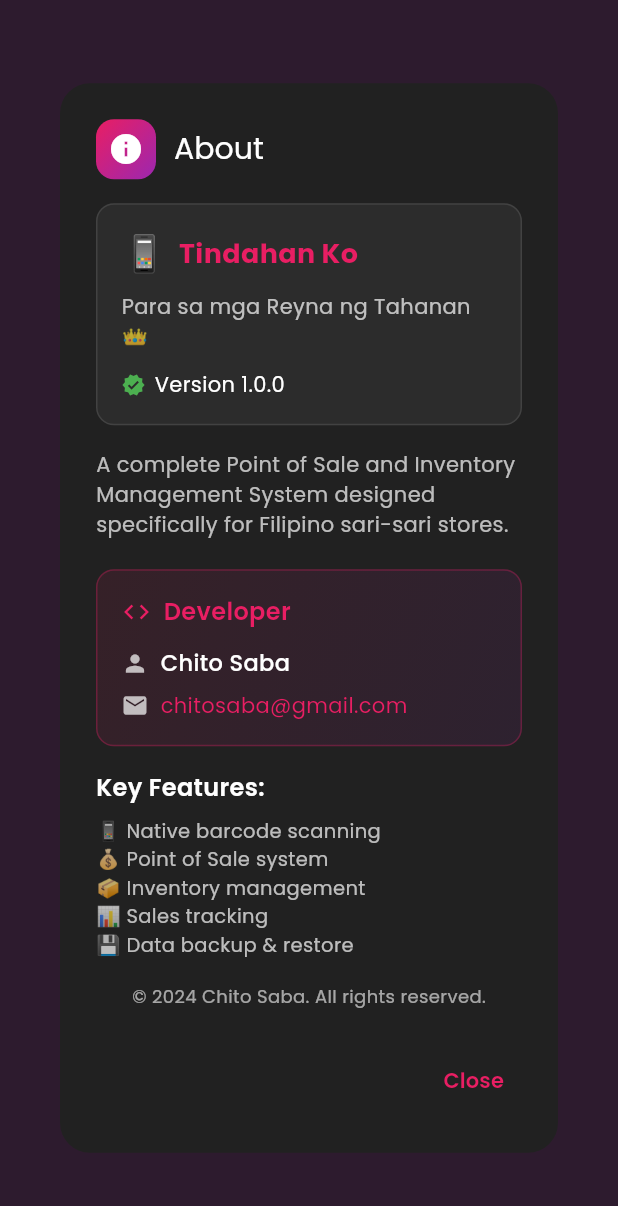
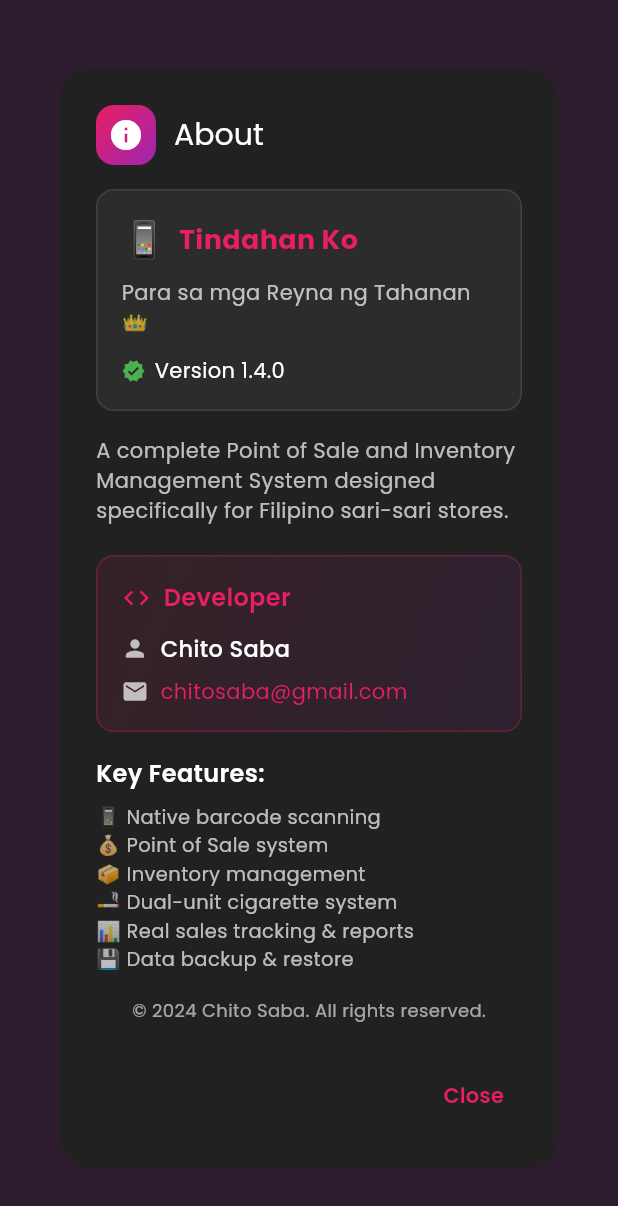
Before and after one commit to Chito2K3/tindahan-ko-flutter, a Flutter app: the _AboutDialog widget shown alone on an empty page, opened directly, on a phone screen of 412 x 824 dp. Shown: the top 1206 px of the screen. Run offline on Flutter 3.47's test engine with Material 3 defaults, Android fonts, the phone set to English and light mode, and no system bars; our stand-ins replace audioplayers, file_picker, fl_chart, google_fonts, permission_handler, shared_preferences and 1 more; missing offline and left inert: excel, mobile_scanner, universal_html; accounts and stored records are empty.

Commit message:
Update documentation to v1.4.0 and fix compilation errors

```diff
--- a/lib/providers/app_provider.dart
+++ b/lib/providers/app_provider.dart
@@ -19,8 +19,8 @@
   List<Sale> get sales => _sales;
 
   double get cartTotal =>
-    _cart.fold(0, (sum, item) => sum + item.product.getPriceForQuantity(item.quantity, isPackMode: item.isPackMode)) +
-    _cigaretteCart.fold(0, (sum, item) => sum + item.totalPrice);
+    _cart.fold(0.0, (sum, item) => sum + item.product.getPriceForQuantity(item.quantity, isPackMode: item.isPackMode)) +
+    _cigaretteCart.fold(0.0, (sum, item) => sum + item.totalPrice);
   int get totalProducts => _products.length;
   int get lowStockCount => _products.where((p) => p.isLowStock).length;
 
--- a/lib/screens/reports_screen.dart
+++ b/lib/screens/reports_screen.dart
@@ -122,7 +122,7 @@
                   ),
                 )
               : LineChart(
-              LineChartData(
+                LineChartData(
                 gridData: FlGridData(show: false),
                 titlesData: FlTitlesData(
                   leftTitles: AxisTitles(sideTitles: SideTitles(showTitles: false)),
@@ -155,6 +155,7 @@
                     ),
                   ),
                 ],
+                ),
               ),
           ),
         ],
@@ -163,7 +164,7 @@
   }
 
   Widget _buildTopSellingItems(List<Sale> sales) {
-    final topItems = _generateTopSellingItems(sales);
+    final topItems = _generateTopSellingItems(sales, context.read<AppProvider>().products);
 
     return Container(
       padding: const EdgeInsets.all(20),
--- a/lib/screens/settings_screen.dart
+++ b/lib/screens/settings_screen.dart
@@ -607,7 +607,7 @@
                       const Icon(Icons.verified, color: Colors.green, size: 16),
                       const SizedBox(width: 6),
                       const Text(
-                        'Version 1.0.0',
+                        'Version 1.4.0',
                         style: TextStyle(color: Colors.white, fontSize: 14),
                       ),
                     ],
@@ -694,7 +694,8 @@
             const Text('📱 Native barcode scanning', style: TextStyle(color: Colors.white70, fontSize: 13)),
             const Text('💰 Point of Sale system', style: TextStyle(color: Colors.white70, fontSize: 13)),
             const Text('📦 Inventory management', style: TextStyle(color: Colors.white70, fontSize: 13)),
-            const Text('📊 Sales tracking', style: TextStyle(color: Colors.white70, fontSize: 13)),
+            const Text('🚬 Dual-unit cigarette system', style: TextStyle(color: Colors.white70, fontSize: 13)),
+            const Text('📊 Real sales tracking & reports', style: TextStyle(color: Colors.white70, fontSize: 13)),
             const Text('💾 Data backup & restore', style: TextStyle(color: Colors.white70, fontSize: 13)),
             const SizedBox(height: 16),
             Center(
```
Also changed, not shown: 1 other file.
